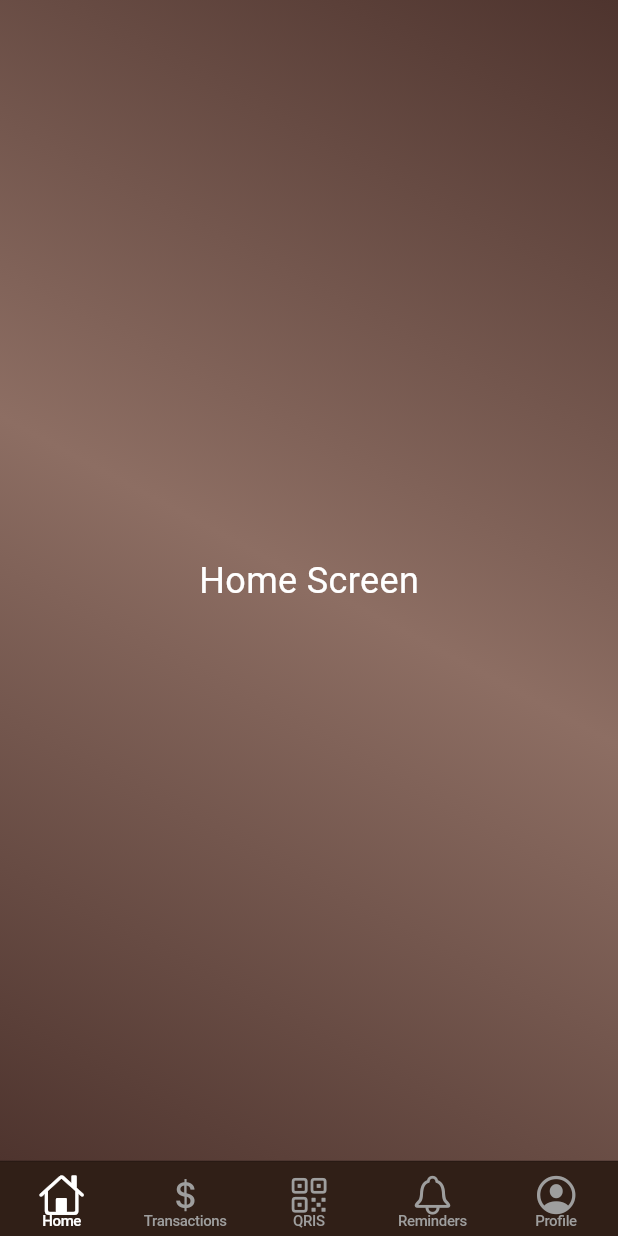
After one commit to endlesswp/mobile_programming, a Flutter app: the HomeScreen screen opened by its route, item 2 of the bottom bar chosen, after a tap on "Home", on a phone screen of 412 x 824 dp. The commit adds this screen. Run offline on Flutter 3.47's test engine with Material 3 defaults, Android fonts, the phone set to English and light mode, and no system bars; our stand-ins replace animated_text_kit, google_fonts.

Commit message:
home screen & bottom navigation bar

```diff
--- a/lib/main.dart
+++ b/lib/main.dart
@@ -1,6 +1,6 @@
 import 'package:flutter/material.dart';
 import 'screens/onboarding_screen.dart';
-
+import 'screens/home_screen.dart';
 void main() {
   runApp(const MyApp());
 }
@@ -24,6 +24,9 @@ class MyApp extends StatelessWidget {
         ),
       ),
       home: const OnboardingScreen(),
+      routes: {
+        '/home': (context) => const HomeScreen(),
+      },
       debugShowCheckedModeBanner: false,
     );
   }
--- /dev/null
+++ b/lib/screens/home_screen.dart
@@ -0,0 +1,124 @@
+import 'package:flutter/cupertino.dart';
+import 'package:flutter/material.dart';
+import 'transaction_screen.dart';
+import 'qris_screen.dart';
+import 'reminder_screen.dart';
+import 'profile_screen.dart';
+
+class HomeScreen extends StatefulWidget {
+  const HomeScreen({super.key});
+
+  @override
+  _HomeScreenState createState() => _HomeScreenState();
+}
+
+class _HomeScreenState extends State<HomeScreen> {
+  int _currentIndex = 0;
+
+  final List<Widget> _pages = [
+    const HomeContent(),
+    const TransactionScreen(),
+    const QrisScreen(),
+    const ReminderScreen(),
+    const ProfileScreen(),
+  ];
+
+  void _onTabTapped(int index) {
+    setState(() {
+      _currentIndex = index;
+    });
+  }
+
+  @override
+  Widget build(BuildContext context) {
+    return CupertinoTabScaffold(
+      tabBar: CupertinoTabBar(
+        currentIndex: _currentIndex,
+        onTap: _onTabTapped,
+        items: const [
+          BottomNavigationBarItem(
+            icon: Padding(
+              padding: EdgeInsets.all(8.0),
+              child: Icon(CupertinoIcons.home),
+            ),
+            label: 'Home',
+          ),
+          BottomNavigationBarItem(
+            icon: Padding(
+              padding: EdgeInsets.all(8.0),
+              child: Icon(CupertinoIcons.money_dollar),
+            ),
+            label: 'Transactions',
+          ),
+          BottomNavigationBarItem(
+            icon: Padding(
+              padding: EdgeInsets.all(8.0),
+              child: Icon(CupertinoIcons.qrcode),
+            ),
+            label: 'QRIS',
+          ),
+          BottomNavigationBarItem(
+            icon: Padding(
+              padding: EdgeInsets.all(8.0),
+              child: Icon(CupertinoIcons.bell),
+            ),
+            label: 'Reminders',
+          ),
+          BottomNavigationBarItem(
+            icon: Padding(
+              padding: EdgeInsets.all(8.0),
+              child: Icon(CupertinoIcons.profile_circled),
+            ),
+            label: 'Profile',
+          ),
+        ],
+        backgroundColor: const Color(0xFF301F17),
+        activeColor: Colors.white,
+        inactiveColor: Colors.grey,
+      ),
+      tabBuilder: (context, index) {
+        return CupertinoTabView(
+          builder: (context) => _pages[index],
+        );
+      },
+    );
+  }
+}
+
+class HomeContent extends StatelessWidget {
+  const HomeContent({super.key});
+
+  @override
+  Widget build(BuildContext context) {
+    return Scaffold(
+      body: Stack(
+        children: [
+          Positioned.fill(
+            child: Container(
+              decoration: const BoxDecoration(
+                gradient: LinearGradient(
+                  colors: [
+                    Color(0xFF4E342E),
+                    Color(0xFF8D6E63),
+                    Color(0xFF4E342E),
+                  ],
+                  begin: Alignment.topRight,
+                  end: Alignment.bottomLeft,
+                ),
+              ),
+            ),
+          ),
+          const Center(
+            child: Text(
+              'Home Screen',
+              style: TextStyle(
+                color: Colors.white,
+                fontSize: 24,
+              ),
+            ),
+          ),
+        ],
+      ),
+    );
+  }
+}
--- /dev/null
+++ b/lib/screens/transaction_screen.dart
@@ -0,0 +1,43 @@
+import 'package:flutter/material.dart';
+
+class TransactionScreen extends StatelessWidget {
+  const TransactionScreen({super.key});
+
+  @override
+  Widget build(BuildContext context) {
+    return Scaffold(
+      body: Stack(
+        children: [
+          Positioned.fill(
+            child: Container(
+              decoration: const BoxDecoration(
+                gradient: LinearGradient(
+                  colors: [
+                    Color(0xFF4E342E),
+                    Color(0xFF8D6E63),
+                    Color(0xFF4E342E),
+                  ],
+                  begin: Alignment.topRight,
+                  end: Alignment.bottomLeft,
+                ),
+              ),
+            ),
+          ),
+          const Center(
+            child: Text(
+              'Transactions Screen',
+              style: TextStyle(
+                color: Colors.white,
+                fontSize: 24,
+              ),
+            ),
+          ),
+        ],
+      ),
+      appBar: AppBar(
+        backgroundColor: const Color(0xFFF3E9DC),
+        title: const Text('Transactions'),
+      ),
+    );
+  }
+}
```
Also changed, not shown: lib/screens/profile_screen.dart (added, +43 -0 lines), lib/screens/qris_screen.dart (added, +43 -0 lines), lib/screens/reminder_screen.dart (added, +43 -0 lines), lib/screens/signin_screen.dart (+11 -2 lines), lib/screens/signup_screen.dart (+11 -2 lines).
